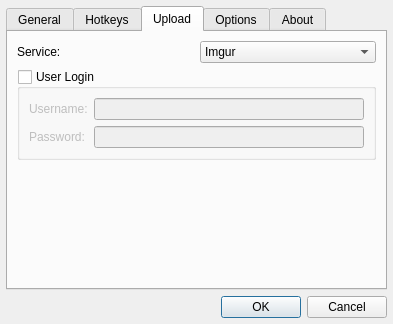
Above: dialogs/optionsdialog.ui from ckaiser/Lightscreen before the change. Below: the same form after it.
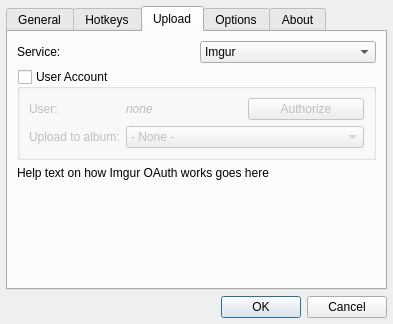
That is the form after the change. The open tabs and pages were chosen to show the change. Custom widgets are drawn as their Qt base class.

Commit message:
Full account implementation and album uploading
OAuth 2.0 authorization for imgur and album list in the options

```diff
--- a/dialogs/optionsdialog.ui
+++ b/dialogs/optionsdialog.ui
@@ -603,9 +603,28 @@
         </layout>
        </item>
        <item>
-        <widget class="QGroupBox" name="groupBox">
+        <widget class="QStackedWidget" name="serviceStackedWidget">
+         <property name="currentIndex">
+          <number>0</number>
+         </property>
+         <widget class="QWidget" name="imgur">
+          <layout class="QVBoxLayout" name="verticalLayout_11">
+           <property name="leftMargin">
+            <number>0</number>
+           </property>
+           <property name="topMargin">
+            <number>0</number>
+           </property>
+           <property name="rightMargin">
+            <number>0</number>
+           </property>
+           <property name="bottomMargin">
+            <number>0</number>
+           </property>
+           <item>
+            <widget class="QGroupBox" name="imgurAuthGroupBox">
          <property name="title">
-          <string>User Login</string>
+              <string>User Account</string>
          </property>
          <property name="checkable">
           <bool>true</bool>
@@ -613,39 +632,59 @@
          <property name="checked">
           <bool>false</bool>
          </property>
-         <layout class="QVBoxLayout" name="authGroupBox">
-          <item>
-           <layout class="QFormLayout" name="formLayout">
+             <layout class="QFormLayout" name="userFormLayout">
+              <property name="fieldGrowthPolicy">
+               <enum>QFormLayout::AllNonFixedFieldsGrow</enum>
+              </property>
             <item row="0" column="0">
-             <widget class="QLabel" name="usernameLabel">
+               <widget class="QLabel" name="imgurUserLabel">
               <property name="text">
-               <string>Username:</string>
+                 <string>User:</string>
               </property>
              </widget>
             </item>
             <item row="0" column="1">
-             <widget class="QLineEdit" name="uploadUsernameEdit"/>
+               <layout class="QHBoxLayout" name="horizontalLayout_3">
+                <item>
+                 <widget class="QLabel" name="imgurAuthUserLabel">
+                  <property name="text">
+                   <string>&lt;i&gt;none</string>
+                  </property>
+                 </widget>
+                </item>
+                <item>
+                 <widget class="QPushButton" name="imgurAuthButton">
+                  <property name="text">
+                   <string>Authorize</string>
+                  </property>
+                 </widget>
+                </item>
+               </layout>
             </item>
             <item row="1" column="0">
-             <widget class="QLabel" name="passwordLabel">
+               <widget class="QLabel" name="imgurAlbumLabel">
               <property name="text">
-               <string>Password:</string>
+                 <string>Upload to album:</string>
               </property>
              </widget>
             </item>
             <item row="1" column="1">
-             <widget class="QLineEdit" name="uploadPasswordEdit">
+               <widget class="QComboBox" name="imgurAlbumComboBox">
+                <item>
               <property name="text">
-               <string/>
-              </property>
-              <property name="echoMode">
-               <enum>QLineEdit::Password</enum>
-              </property>
+                  <string>- None -</string>
+                 </property>
+                </item>
              </widget>
             </item>
            </layout>
-          </item>
-         </layout>
+            </widget>
+           </item>
+           <item>
+            <widget class="QLabel" name="imgurHelpLabel">
+             <property name="text">
+              <string>Help text on how Imgur OAuth works goes here</string>
+             </property>
         </widget>
        </item>
        <item>
@@ -663,6 +702,13 @@
        </item>
       </layout>
      </widget>
+         <widget class="QWidget" name="page_3"/>
+         <widget class="QWidget" name="page_4"/>
+         <widget class="QWidget" name="page_2"/>
+        </widget>
+       </item>
+      </layout>
+     </widget>
      <widget class="QWidget" name="optionsTab">
       <attribute name="title">
        <string>Options</string>
```
Left out of the diff: 18 changed lines with no effect on the pictures. Lines whose indentation alone changed are shown as unchanged. The commit also changes 8 other files.
